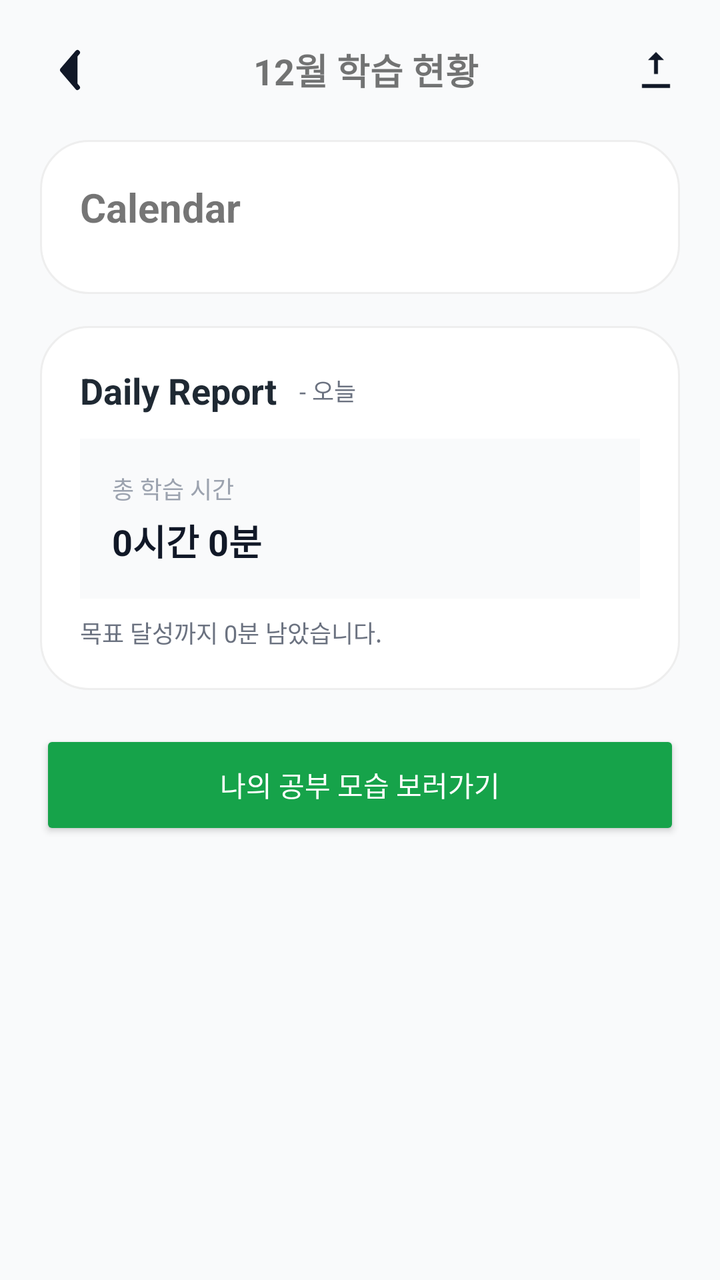
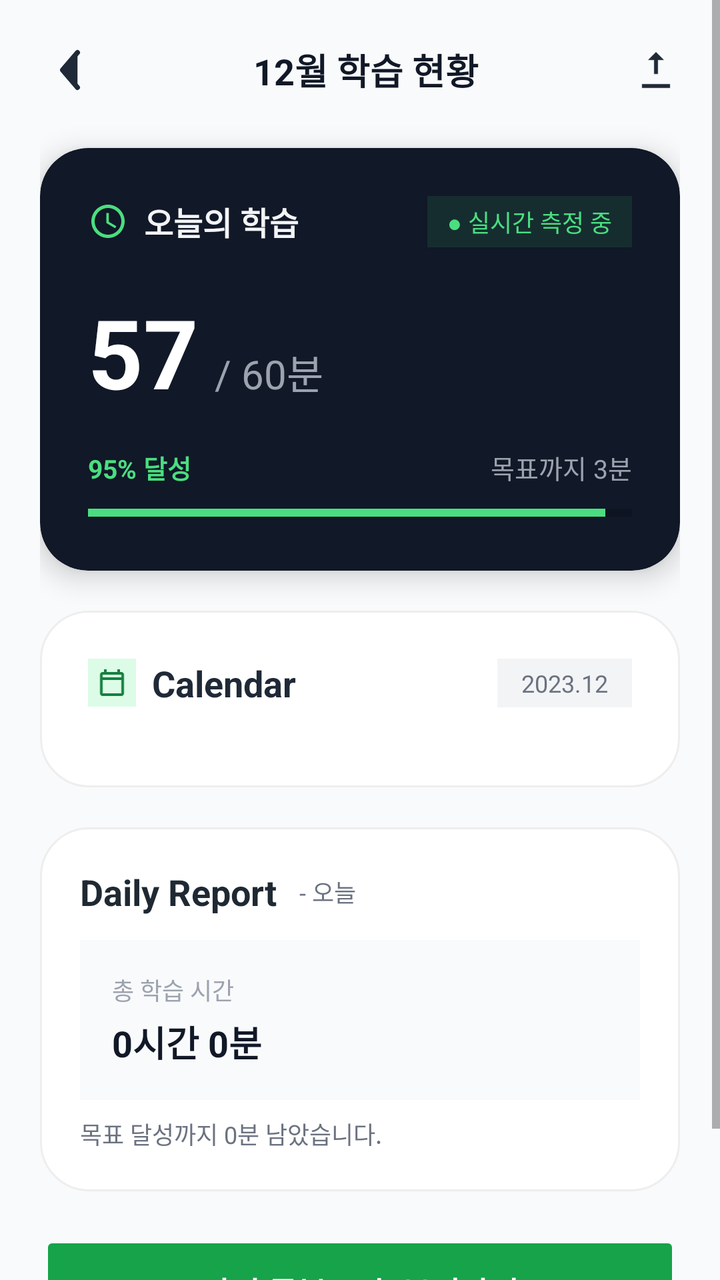

Screens rendered from an Android XML layout before and after an edit, with the pre-edit source and the edit as a unified diff.
<!-- AndroidManifest.xml: application theme Theme.Client -->
<!-- res/layout/activity_home.xml -->
<?xml version="1.0" encoding="utf-8"?>
<ScrollView xmlns:android="http://schemas.android.com/apk/res/android"
    android:background="#F9FAFB"
    android:layout_width="match_parent"
    android:layout_height="match_parent">

    <LinearLayout
        android:padding="20dp"
        android:orientation="vertical"
        android:layout_width="match_parent"
        android:layout_height="wrap_content">

        
        <LinearLayout
            android:gravity="center_vertical"
            android:layout_width="match_parent"
            android:layout_height="wrap_content"
            android:orientation="horizontal">

            <ImageView
                android:src="@drawable/ic_back"
                android:layout_width="30dp"
                android:layout_height="30dp" />

            <TextView
                android:text="12월 학습 현황"
                android:textStyle="bold"
                android:textSize="18sp"
                android:layout_weight="1"
                android:gravity="center"
                android:layout_width="0dp"
                android:layout_height="wrap_content" />

            <ImageView
                android:src="@drawable/ic_share"
                android:layout_width="24dp"
                android:layout_height="24dp" />
        </LinearLayout>

        
        <LinearLayout
            android:orientation="vertical"
            android:layout_marginTop="20dp"
            android:padding="20dp"
            android:background="@drawable/rounded_white"
            android:layout_width="match_parent"
            android:layout_height="wrap_content">

            <TextView
                android:text="Calendar"
                android:textSize="20sp"
                android:textStyle="bold"
                android:layout_marginBottom="10dp"
                android:layout_width="wrap_content"
                android:layout_height="wrap_content" />

            <GridLayout
                android:id="@+id/calendarGrid"
                android:columnCount="7"
                android:layout_width="match_parent"
                android:layout_height="wrap_content" />
        </LinearLayout>

        
        <include
            layout="@layout/component_daily_report" />

        
        <Button
            android:id="@+id/btnGallery"
            android:text="나의 공부 모습 보러가기"
            android:backgroundTint="#16A34A"
            android:textColor="@android:color/white"
            android:layout_marginTop="20dp"
            android:layout_width="match_parent"
            android:layout_height="55dp"
            android:gravity="center" />
    </LinearLayout>

</ScrollView>
<!-- res/layout/component_daily_report.xml (included above) -->
<?xml version="1.0" encoding="utf-8"?>
<LinearLayout xmlns:android="http://schemas.android.com/apk/res/android"
    android:orientation="vertical"
    android:background="@drawable/rounded_white"
    android:padding="20dp"
    android:layout_marginTop="16dp"
    android:layout_width="match_parent"
    android:layout_height="wrap_content">

    
    <LinearLayout
        android:orientation="horizontal"
        android:gravity="center_vertical"
        android:layout_width="match_parent"
        android:layout_height="wrap_content">

        <TextView
            android:text="Daily Report"
            android:textSize="18sp"
            android:textStyle="bold"
            android:textColor="#1F2933"
            android:layout_width="wrap_content"
            android:layout_height="wrap_content" />

        <TextView
            android:id="@+id/tvSelectedDateTitle"
            android:text=" - 오늘"
            android:textSize="12sp"
            android:textColor="#6B7280"
            android:layout_marginStart="8dp"
            android:layout_width="wrap_content"
            android:layout_height="wrap_content" />
    </LinearLayout>

    
    <LinearLayout
        android:orientation="vertical"
        android:background="#F9FAFB"
        android:padding="16dp"
        android:layout_marginTop="12dp"
        android:layout_width="match_parent"
        android:layout_height="wrap_content">

        <TextView
            android:text="총 학습 시간"
            android:textSize="12sp"
            android:textColor="#9CA3AF"
            android:layout_width="wrap_content"
            android:layout_height="wrap_content" />

        <TextView
            android:id="@+id/tvTotalStudyTime"
            android:text="0시간 0분"
            android:textSize="18sp"
            android:textStyle="bold"
            android:textColor="#111827"
            android:layout_marginTop="4dp"
            android:layout_width="wrap_content"
            android:layout_height="wrap_content" />
    </LinearLayout>

    
    <TextView
        android:id="@+id/tvGoalMessage"
        android:text="목표 달성까지 0분 남았습니다."
        android:textSize="12sp"
        android:textColor="#6B7280"
        android:layout_marginTop="8dp"
        android:layout_width="wrap_content"
        android:layout_height="wrap_content" />

</LinearLayout>
<!-- resources referenced by this layout -->
<resources>
  <!-- drawable ic_back (drawable) -->
  <?xml version="1.0" encoding="utf-8"?>
  <vector xmlns:android="http://schemas.android.com/apk/res/android"
      android:width="24dp"
      android:height="24dp"
      android:viewportWidth="24"
      android:viewportHeight="24">
  
      
      <path
          android:fillColor="#111827"
          android:pathData="M15,5L9,12L15,19"
          android:strokeWidth="2"
          android:strokeColor="#111827"
          android:strokeLineCap="round"
          android:strokeLineJoin="round" />
  </vector>
  <!-- drawable ic_share (drawable) -->
  <?xml version="1.0" encoding="utf-8"?>
  <vector xmlns:android="http://schemas.android.com/apk/res/android"
      android:width="24dp"
      android:height="24dp"
      android:viewportWidth="24"
      android:viewportHeight="24">
  
      
      <path
          android:fillColor="#111827"
          android:pathData="M12,3L8,7h3v7h2V7h3L12,3z" />
  
      <path
          android:fillColor="#111827"
          android:pathData="M5,19h14v2H5z" />
  </vector>
  <!-- drawable rounded_white (drawable) -->
  <?xml version="1.0" encoding="utf-8"?>
  <shape xmlns:android="http://schemas.android.com/apk/res/android"
      android:shape="rectangle">
  
      <solid android:color="#FFFFFFFF" />
  
      <corners android:radius="24dp" />
  
      <padding
          android:left="4dp"
          android:top="4dp"
          android:right="4dp"
          android:bottom="4dp" />
  
      <stroke
          android:width="1dp"
          android:color="#EEEEEE" />
  
  </shape>
  <style name="Theme.Client" parent="Theme.MaterialComponents.DayNight.DarkActionBar">
          
          <item name="colorPrimary">@color/purple_500</item>
          <item name="colorPrimaryVariant">@color/purple_700</item>
          <item name="colorOnPrimary">@color/white</item>
          
          <item name="colorSecondary">@color/teal_200</item>
          <item name="colorSecondaryVariant">@color/teal_700</item>
          <item name="colorOnSecondary">@color/black</item>
          
          <item name="android:statusBarColor">?attr/colorPrimaryVariant</item>
          
      </style>
  <color name="purple_500">#FF6200EE</color>
  <color name="purple_700">#FF3700B3</color>
  <color name="white">#FFFFFFFF</color>
  <color name="teal_200">#FF03DAC5</color>
  <color name="teal_700">#FF018786</color>
  <color name="black">#FF000000</color>
</resources>

<!-- the commit's change to res/layout/activity_home.xml (unified diff, before → after) -->
@@ -1,5 +1,6 @@
 <?xml version="1.0" encoding="utf-8"?>
 <ScrollView xmlns:android="http://schemas.android.com/apk/res/android"
+    xmlns:app="http://schemas.android.com/apk/res-auto"
     android:background="#F9FAFB"
     android:layout_width="match_parent"
     android:layout_height="match_parent">
@@ -20,12 +21,14 @@
             <ImageView
                 android:src="@drawable/ic_back"
                 android:layout_width="30dp"
-                android:layout_height="30dp" />
+                android:layout_height="30dp"
+                app:tint="#1F2937"/>
 
             <TextView
                 android:text="12월 학습 현황"
                 android:textStyle="bold"
                 android:textSize="18sp"
+                android:textColor="#111827"
                 android:layout_weight="1"
                 android:gravity="center"
                 android:layout_width="0dp"
@@ -34,25 +37,171 @@
             <ImageView
                 android:src="@drawable/ic_share"
                 android:layout_width="24dp"
-                android:layout_height="24dp" />
+                android:layout_height="24dp"
+                app:tint="#1F2937"/>
         </LinearLayout>
+
+        
+        <androidx.cardview.widget.CardView
+            android:layout_width="match_parent"
+            android:layout_height="wrap_content"
+            android:layout_marginTop="24dp"
+            android:layout_marginBottom="10dp"
+            app:cardBackgroundColor="#111827"
+            app:cardCornerRadius="24dp"
+            app:cardElevation="8dp">
+
+            <LinearLayout
+                android:layout_width="match_parent"
+                android:layout_height="wrap_content"
+                android:padding="24dp"
+                android:orientation="vertical">
+
+                
+                <LinearLayout
+                    android:layout_width="match_parent"
+                    android:layout_height="wrap_content"
+                    android:gravity="center_vertical"
+                    android:orientation="horizontal">
+
+                    
+                    <ImageView
+                        android:src="@drawable/ic_clock"
+                        android:layout_width="20dp"
+                        android:layout_height="20dp"
+                        app:tint="#4ADE80"/>
+
+                    <TextView
+                        android:text="오늘의 학습"
+                        android:textColor="#F3F4F6"
+                        android:textStyle="bold"
+                        android:textSize="16sp"
+                        android:layout_marginStart="8dp"
+                        android:layout_weight="1"
+                        android:layout_width="0dp"
+                        android:layout_height="wrap_content"/>
+
+                    
+                    <TextView
+                        android:text="● 실시간 측정 중"
+                        android:textSize="12sp"
+                        android:textColor="#4ADE80"
+                        android:background="#1A4ADE80"
+                        android:paddingHorizontal="10dp"
+                        android:paddingVertical="4dp"
+                        android:layout_width="wrap_content"
+                        android:layout_height="wrap_content"/>
+                </LinearLayout>
+
+                
+                <LinearLayout
+                    android:layout_width="wrap_content"
+                    android:layout_height="wrap_content"
+                    android:layout_marginTop="20dp"
+                    android:orientation="horizontal"
+                    android:baselineAligned="true">
+
+                    <TextView
+                        android:text="57"
+                        android:textSize="48sp"
+                        android:textStyle="bold"
+                        android:textColor="#FFFFFF"
+                        android:layout_width="wrap_content"
+                        android:layout_height="wrap_content"/>
+
+                    <TextView
+                        android:text="/ 60분"
+                        android:textSize="20sp"
+                        android:textColor="#9CA3AF"
+                        android:layout_marginStart="8dp"
+                        android:layout_width="wrap_content"
+                        android:layout_height="wrap_content"/>
+                </LinearLayout>
+
+                
+                <LinearLayout
+                    android:layout_width="match_parent"
+                    android:layout_height="wrap_content"
+                    android:layout_marginTop="16dp"
+                    android:orientation="horizontal">
+
+                    <TextView
+                        android:text="95% 달성"
+                        android:textColor="#4ADE80"
+                        android:textStyle="bold"
+                        android:textSize="13sp"
+                        android:layout_weight="1"
+                        android:layout_width="0dp"
+                        android:layout_height="wrap_content"/>
+
+                    <TextView
+                        android:text="목표까지 3분"
+                        android:textColor="#9CA3AF"
+                        android:textSize="13sp"
+                        android:gravity="end"
+                        android:layout_weight="1"
+                        android:layout_width="0dp"
+                        android:layout_height="wrap_content"/>
+                </LinearLayout>
+
+                
+                <ProgressBar
+                    style="?android:attr/progressBarStyleHorizontal"
+                    android:layout_width="match_parent"
+                    android:layout_height="10dp"
+                    android:layout_marginTop="8dp"
+                    android:progress="95"
+                    android:progressTint="#4ADE80"
+                    android:backgroundTint="#374151"
+                    android:indeterminate="false"
+                    android:max="100"/>
+            </LinearLayout>
+        </androidx.cardview.widget.CardView>
 
         
         <LinearLayout
             android:orientation="vertical"
-            android:layout_marginTop="20dp"
-            android:padding="20dp"
+            android:layout_marginTop="10dp"
+            android:padding="24dp"
             android:background="@drawable/rounded_white"
             android:layout_width="match_parent"
             android:layout_height="wrap_content">
 
-            <TextView
-                android:text="Calendar"
-                android:textSize="20sp"
-                android:textStyle="bold"
-                android:layout_marginBottom="10dp"
-                android:layout_width="wrap_content"
-                android:layout_height="wrap_content" />
+            <LinearLayout
+                android:layout_width="match_parent"
+                android:layout_height="wrap_content"
+                android:gravity="center_vertical"
+                android:layout_marginBottom="16dp"
+                android:orientation="horizontal">
+
+                <ImageView
+                    android:src="@drawable/ic_calendar"
+                    android:layout_width="24dp"
+                    android:layout_height="24dp"
+                    app:tint="#15803d"
+                    android:background="#DCFCE7"
+                    android:padding="4dp"/>
+
+                <TextView
+                    android:text="Calendar"
+                    android:textSize="18sp"
+                    android:textStyle="bold"
+                    android:textColor="#1F2937"
+                    android:layout_marginStart="8dp"
+                    android:layout_weight="1"
+                    android:layout_width="0dp"
+                    android:layout_height="wrap_content" />
+
+                <TextView
+                    android:text="2023.12"
+                    android:textSize="12sp"
+                    android:textColor="#6B7280"
+                    android:background="#F3F4F6"
+                    android:paddingHorizontal="12dp"
+                    android:paddingVertical="4dp"
+                    android:layout_width="wrap_content"
+                    android:layout_height="wrap_content"/>
+            </LinearLayout>
 
             <GridLayout
                 android:id="@+id/calendarGrid"
@@ -63,7 +212,10 @@
 
         
         <include
-            layout="@layout/component_daily_report" />
+            layout="@layout/component_daily_report"
+            android:layout_marginTop="20dp"
+            android:layout_width="match_parent"
+            android:layout_height="wrap_content"/>
 
         
         <Button
@@ -71,9 +223,14 @@
             android:text="나의 공부 모습 보러가기"
             android:backgroundTint="#16A34A"
             android:textColor="@android:color/white"
+            android:textStyle="bold"
+            android:textSize="16sp"
             android:layout_marginTop="20dp"
-            android:layout_width="match_parent"
-            android:layout_height="55dp"
+            android:layout_marginBottom="30dp"
+            android:layout_width="match_parent"
+            android:layout_height="60dp"
+            android:stateListAnimator="@null"
+            android:elevation="0dp"
             android:gravity="center" />
     </LinearLayout>
 
<!-- resource entries referenced after the edit -->
@@ -16,6 +16,29 @@
           android:strokeColor="#111827"
           android:strokeLineCap="round"
           android:strokeLineJoin="round" />
+  </vector>
+  <!-- drawable ic_calendar (drawable) -->
+  <vector xmlns:android="http://schemas.android.com/apk/res/android"
+      android:width="24dp"
+      android:height="24dp"
+      android:viewportWidth="24"
+      android:viewportHeight="24">
+      <path
+          android:fillColor="#FF000000"
+          android:pathData="M19,4h-1V2h-2v2H8V2H6v2H5c-1.11,0 -1.99,0.9 -1.99,2L3,20c0,1.1 0.89,2 2,2h14c1.1,0 2,-0.9 2,-2V6c0,-1.1 -0.9,-2 -2,-2zM19,20H5V10h14v10zM19,8H5V6h14v2z"/>
+  </vector>
+  <!-- drawable ic_clock (drawable) -->
+  <vector xmlns:android="http://schemas.android.com/apk/res/android"
+      android:width="24dp"
+      android:height="24dp"
+      android:viewportWidth="24"
+      android:viewportHeight="24">
+      <path
+          android:fillColor="#FF000000"
+          android:pathData="M11.99,2C6.47,2 2,6.48 2,12s4.47,10 9.99,10C17.52,22 22,17.52 22,12S17.52,2 11.99,2zM12,20c-4.42,0 -8,-3.58 -8,-8s3.58,-8 8,-8 8,3.58 8,8 -3.58,8 -8,8z"/>
+      <path
+          android:fillColor="#FF000000"
+          android:pathData="M12.5,7H11v6l5.25,3.15 0.75,-1.23 -4.5,-2.67z"/>
   </vector>
   <!-- drawable ic_share (drawable) -->
   <?xml version="1.0" encoding="utf-8"?>
